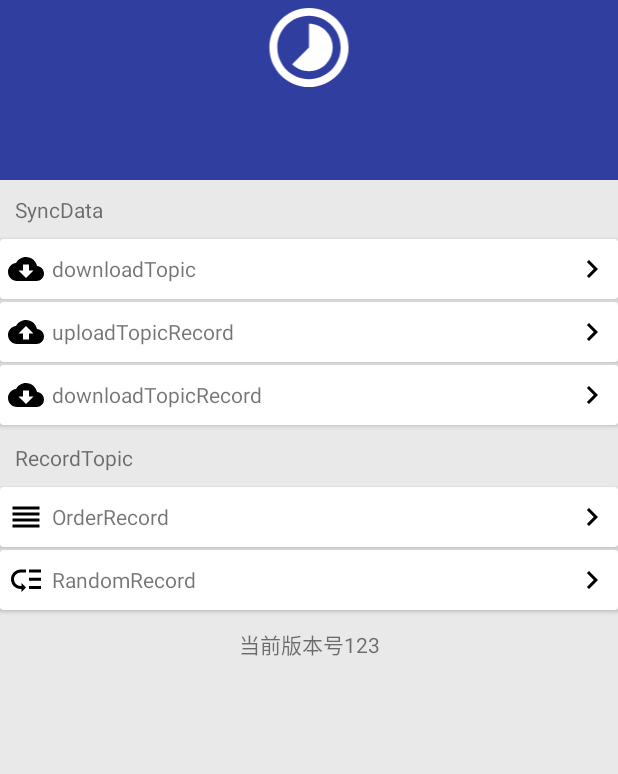
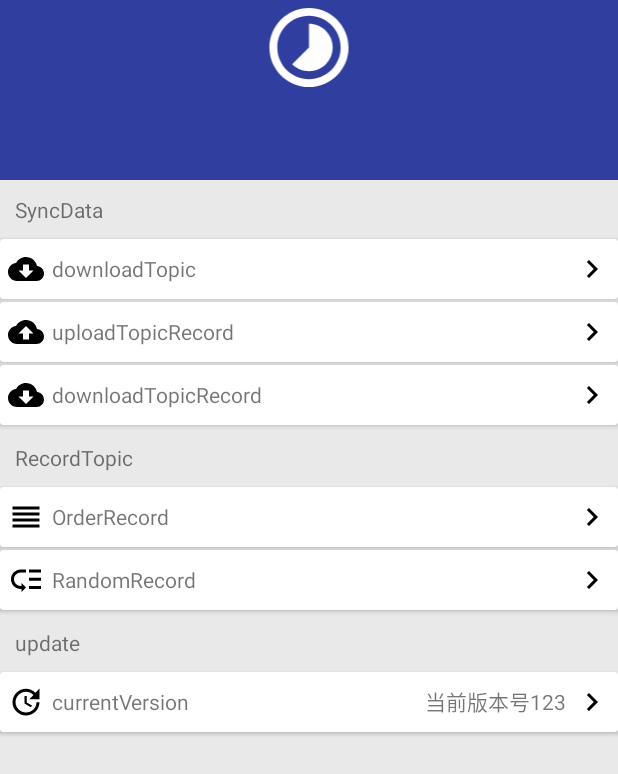
Before and after one commit to louiema1n/PriPathology, an Android app: the layout layout_mine.xml on its own in the app's theme, with its tools: preview values and no code run, on a phone screen of 412 x 824 dp. Shown: the top 774 px of the screen. Run offline under Robolectric (Android 15) with nearby library versions, the phone set to English and light mode, and no system bars.

Commit message:
更新 版本号显示方式

```diff
--- /dev/null
+++ b/app/src/main/res/drawable/ic_update_black_24dp.xml
@@ -0,0 +1,9 @@
+<vector xmlns:android="http://schemas.android.com/apk/res/android"
+        android:width="24dp"
+        android:height="24dp"
+        android:viewportWidth="24.0"
+        android:viewportHeight="24.0">
+    <path
+        android:fillColor="#FF000000"
+        android:pathData="M21,10.12h-6.78l2.74,-2.82c-2.73,-2.7 -7.15,-2.8 -9.88,-0.1 -2.73,2.71 -2.73,7.08 0,9.79 2.73,2.71 7.15,2.71 9.88,0C18.32,15.65 19,14.08 19,12.1h2c0,1.98 -0.88,4.55 -2.64,6.29 -3.51,3.48 -9.21,3.48 -12.72,0 -3.5,-3.47 -3.53,-9.11 -0.02,-12.58 3.51,-3.47 9.14,-3.47 12.65,0L21,3v7.12zM12.5,8v4.25l3.5,2.08 -0.72,1.21L11,13V8h1.5z"/>
+</vector>
--- a/app/src/main/res/layout/layout_mine.xml
+++ b/app/src/main/res/layout/layout_mine.xml
@@ -242,11 +242,59 @@
     </android.support.v7.widget.CardView>
 
     <TextView
-            android:id="@+id/tv_version_name"
             android:layout_width="match_parent"
             android:layout_height="wrap_content"
-            android:gravity="center"
-            android:padding="10dp"
-            android:text="当前版本号123"/>
+            android:layout_marginLeft="10dp"
+            android:layout_marginTop="10dp"
+            android:layout_marginBottom="10dp"
+            android:gravity="center_vertical"
+            android:text="@string/update"/>
+
+    <android.support.v7.widget.CardView
+            android:id="@+id/cv_update"
+            android:layout_width="match_parent"
+            android:layout_height="40dp"
+            android:layout_marginBottom="2dp"
+            android:focusable="true"
+            android:background="?android:attr/selectableItemBackground"
+            android:clickable="true">
+
+        <LinearLayout
+                android:layout_width="match_parent"
+                android:layout_height="match_parent"
+                android:layout_gravity="center"
+                android:paddingLeft="5dp"
+                android:paddingRight="5dp"
+                android:orientation="horizontal"
+                android:focusable="true"
+                android:background="?android:attr/selectableItemBackground">
+
+            <ImageView
+                    android:layout_width="wrap_content"
+                    android:layout_height="match_parent"
+                    android:src="@drawable/ic_update_black_24dp"/>
+
+            <TextView
+                    android:layout_width="match_parent"
+                    android:layout_height="match_parent"
+                    android:layout_marginLeft="5dp"
+                    android:layout_weight="1"
+                    android:gravity="center_vertical"
+                    android:text="@string/current_version"/>
+            <TextView
+                    android:id="@+id/tv_version_name"
+                    android:layout_width="wrap_content"
+                    android:layout_height="wrap_content"
+                    android:gravity="right"
+                    android:paddingRight="5dp"
+                    android:text="当前版本号123"/>
+            <ImageView
+                    android:layout_width="wrap_content"
+                    android:layout_height="match_parent"
+                    android:src="@drawable/ic_navigate_next_black_24dp"/>
+        </LinearLayout>
+    </android.support.v7.widget.CardView>
+
+
 
 </LinearLayout>
--- a/app/src/main/res/values/strings.xml
+++ b/app/src/main/res/values/strings.xml
@@ -18,4 +18,6 @@
     <string name="upload_topic_record">uploadTopicRecord</string>
     <string name="download_topic_record">downloadTopicRecord</string>
     <string name="view_topic_record">viewTopicRecord</string>
+    <string name="update">update</string>
+    <string name="current_version">currentVersion</string>
 </resources>
--- a/config.gradle
+++ b/config.gradle
@@ -6,7 +6,7 @@ ext.appConfig = [
         appmajor: 1,
         // 小版本
         appminor: 1,
-        appname: 'pripathology',
+        appname: 'PriPathology',
         keyAlias: 'pripathology',
         keyPassword: 'pripathology',
         storeFile: 'pripathology.jks',
```
Also changed, not shown: app/build.gradle (+6 -4 lines), app/src/main/java/com/example/louiemain/pripathology/pager/MinePager.java (+7 -1 lines), app/src/main/java/com/example/louiemain/pripathology/utils/APKUtil.java (+10 -10 lines), 1 other file.
